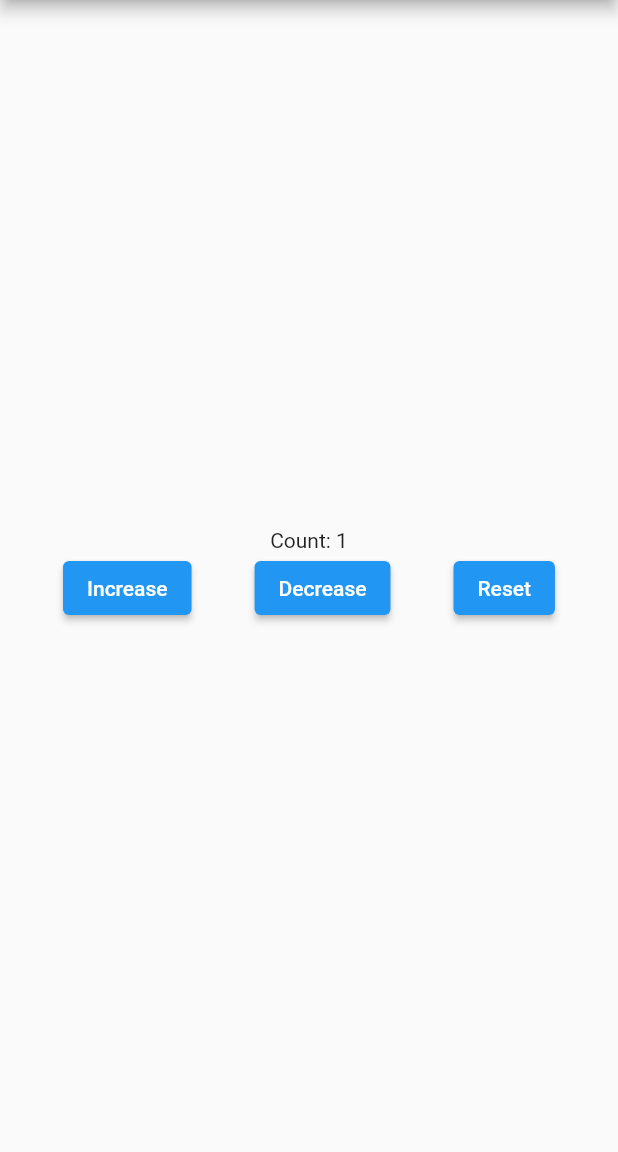
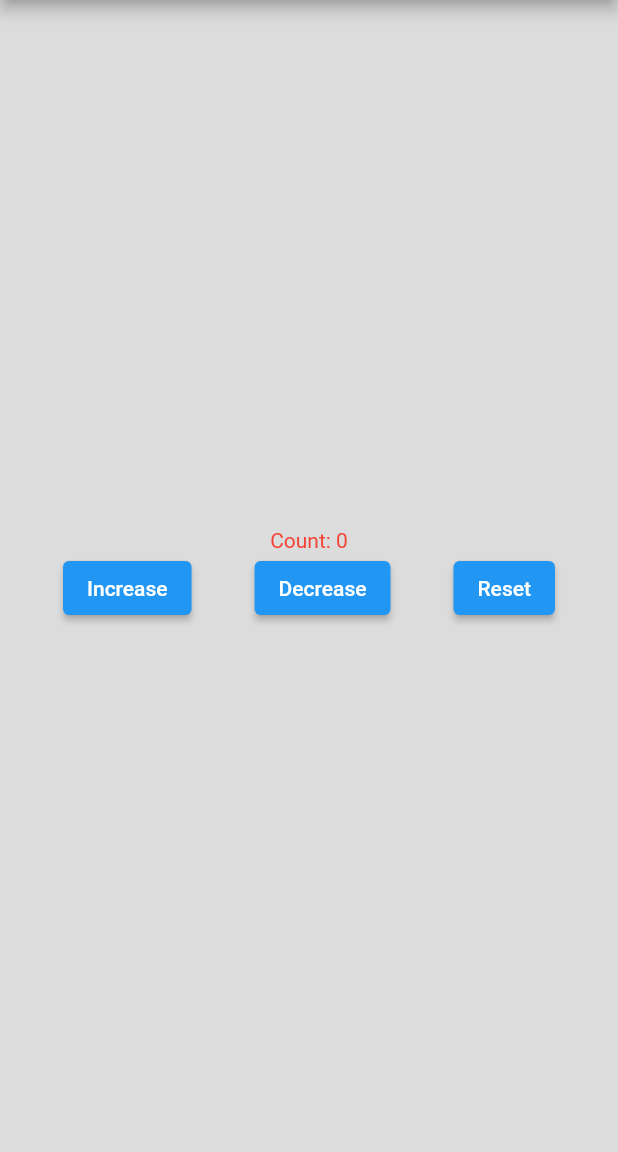
Before and after one commit to phamtanphat/flutter_bloc_25042023, a Flutter app: the screen it shows after launch, after a tap on "Increase", on a phone screen of 412 x 824 dp, the part 84-1236 px from its top. Run offline on Flutter 3.47's test engine with Material 2 defaults, Android fonts, the phone set to English and light mode, and no system bars.

Commit message:
ui bloc lib

```diff
--- /dev/null
+++ b/lib/demo_bloc_lib/demo_bloc_lib_page.dart
@@ -0,0 +1,42 @@
+import 'package:flutter/material.dart';
+class DemoBlocLibPage extends StatefulWidget {
+
+  @override
+  State<DemoBlocLibPage> createState() => _DemoBlocLibPageState();
+}
+
+class _DemoBlocLibPageState extends State<DemoBlocLibPage> {
+  @override
+  Widget build(BuildContext context) {
+    return Scaffold(
+      appBar: AppBar(
+        title: Text("Demo bloc"),
+      ),
+      body:  Container(
+        color: Colors.black12,
+        constraints: BoxConstraints.expand(),
+        child: Column(
+          mainAxisAlignment: MainAxisAlignment.center,
+          crossAxisAlignment: CrossAxisAlignment.center,
+          children: [
+            Text("Count: 0", style: TextStyle(color: Colors.red)),
+            Row(
+              mainAxisAlignment: MainAxisAlignment.spaceEvenly,
+              children: [
+                ElevatedButton(onPressed: () {
+
+                }, child: Text("Increase")),
+                ElevatedButton(onPressed: () {
+
+                }, child: Text("Decrease")),
+                ElevatedButton(onPressed: () {
+
+                }, child: Text("Reset")),
+              ],
+            )
+          ],
+        ),
+      )
+    );
+  }
+}
--- a/lib/count_bloc.dart
+++ b/lib/demo_bloc_pattern/count_bloc.dart
@@ -1,6 +1,6 @@
 import 'dart:async';
 
-import 'package:flutter_bloc_25042023/count_event.dart';
+import 'package:flutter_bloc_25042023/demo_bloc_pattern/count_event.dart';
 
 class CountBloc {
   final StreamController<int> _countController = StreamController();
@@ -10,7 +10,7 @@ class CountBloc {
   Stream<int> getCountStream() => _countController.stream;
 
   CountBloc() {
-    _countController.sink.add(0);
+    _countController.sink.add(_total);
     _eventController.stream.listen((event) {
         if (event is IncreaseEvent) {
           handleIncreaseEvent(event);
--- a/lib/demo_bloc.dart
+++ b/lib/demo_bloc_pattern/demo_bloc_pattern_page.dart
@@ -1,16 +1,17 @@
 import 'package:flutter/material.dart';
-import 'package:flutter_bloc_25042023/count_bloc.dart';
-import 'package:flutter_bloc_25042023/count_event.dart';
+import 'package:flutter_bloc_25042023/demo_bloc_pattern/count_bloc.dart';
 import 'package:provider/provider.dart';
 
-class DemoBlocPage extends StatefulWidget {
-  const DemoBlocPage({Key? key}) : super(key: key);
+import 'count_event.dart';
+
+class DemoBlocPatternPage extends StatefulWidget {
+  const DemoBlocPatternPage({Key? key}) : super(key: key);
 
   @override
-  State<DemoBlocPage> createState() => _DemoBlocPageState();
+  State<DemoBlocPatternPage> createState() => _DemoBlocPatternPageState();
 }
 
-class _DemoBlocPageState extends State<DemoBlocPage> {
+class _DemoBlocPatternPageState extends State<DemoBlocPatternPage> {
   @override
   Widget build(BuildContext context) {
     return Scaffold(
--- a/lib/main.dart
+++ b/lib/main.dart
@@ -1,5 +1,6 @@
 import 'package:flutter/material.dart';
-import 'package:flutter_bloc_25042023/demo_bloc.dart';
+import 'package:flutter_bloc_25042023/demo_bloc_lib/demo_bloc_lib_page.dart';
+import 'package:flutter_bloc_25042023/demo_bloc_pattern/demo_bloc_pattern_page.dart';
 
 void main() {
   runApp(const MyApp());
@@ -16,7 +17,7 @@ class MyApp extends StatelessWidget {
       theme: ThemeData(
         primarySwatch: Colors.blue,
       ),
-      home: DemoBlocPage(),
+      home: DemoBlocLibPage(),
     );
   }
 }
--- a/pubspec.yaml
+++ b/pubspec.yaml
@@ -37,6 +37,7 @@ dependencies:
   # Use with the CupertinoIcons class for iOS style icons.
   cupertino_icons: ^1.0.2
   provider: ^6.0.5
+  flutter_bloc: ^8.1.3
 
 dev_dependencies:
   flutter_test:
```
Also changed, not shown: lib/demo_bloc_pattern/count_event.dart (renamed from lib/count_event.dart), pubspec.lock.
